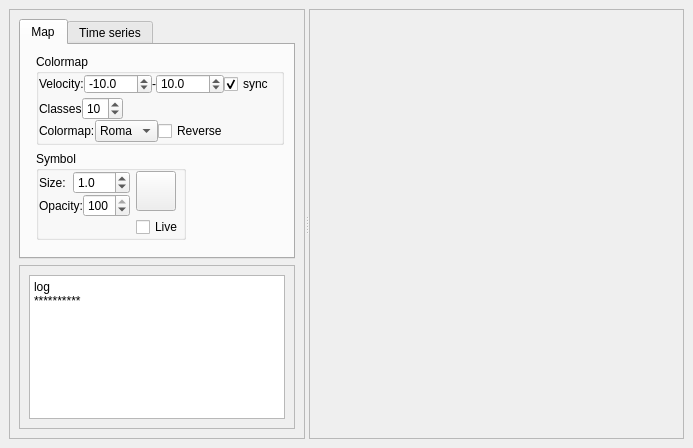
Qt form insar_explorer_dockwidget_base.ui (luhipi/insar-explorer) before a commit.
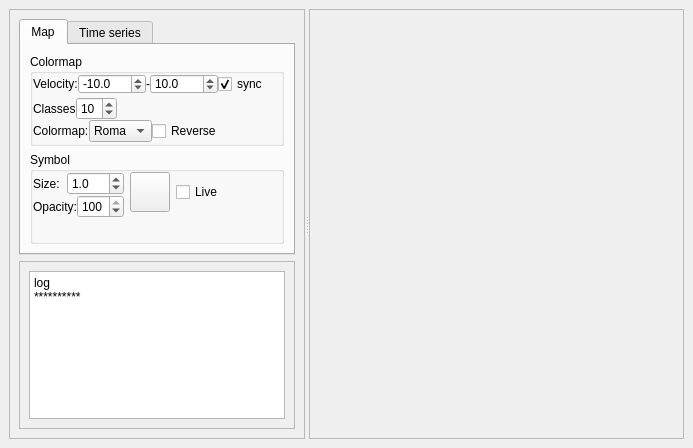
The same form after that commit. Icons and pictures are not drawn.

Commit message: rearrange ui items. Change tooltip for apply symbology.

Patch:
```diff
--- a/insar_explorer_dockwidget_base.ui
+++ b/insar_explorer_dockwidget_base.ui
@@ -85,157 +85,8 @@
                <attribute name="title">
                 <string>Map</string>
                </attribute>
-               <layout class="QFormLayout" name="formLayout_2">
-                <item row="0" column="1">
-                 <layout class="QFormLayout" name="formLayout_4">
-                  <property name="labelAlignment">
-                   <set>Qt::AlignLeading|Qt::AlignLeft|Qt::AlignTop</set>
-                  </property>
-                  <item row="1" column="0">
-                   <widget class="QGroupBox" name="groupBox_2">
-                    <property name="sizePolicy">
-                     <sizepolicy hsizetype="Preferred" vsizetype="Preferred">
-                      <horstretch>0</horstretch>
-                      <verstretch>0</verstretch>
-                     </sizepolicy>
-                    </property>
-                    <property name="title">
-                     <string>Symbol</string>
-                    </property>
-                    <layout class="QFormLayout" name="formLayout">
-                     <property name="leftMargin">
-                      <number>0</number>
-                     </property>
-                     <property name="topMargin">
-                      <number>0</number>
-                     </property>
-                     <property name="rightMargin">
-                      <number>0</number>
-                     </property>
-                     <property name="bottomMargin">
-                      <number>0</number>
-                     </property>
+               <layout class="QGridLayout" name="gridLayout_4">
                      <item row="0" column="0">
-                      <layout class="QVBoxLayout" name="verticalLayout_2">
-                       <property name="spacing">
-                        <number>0</number>
-                       </property>
-                       <item>
-                        <layout class="QHBoxLayout" name="horizontalLayout_4">
-                         <item>
-                          <widget class="QLabel" name="label_3">
-                           <property name="text">
-                            <string>Size:</string>
-                           </property>
-                          </widget>
-                         </item>
-                         <item>
-                          <widget class="QDoubleSpinBox" name="sb_symbol_size">
-                           <property name="sizePolicy">
-                            <sizepolicy hsizetype="Preferred" vsizetype="Fixed">
-                             <horstretch>0</horstretch>
-                             <verstretch>0</verstretch>
-                            </sizepolicy>
-                           </property>
-                           <property name="decimals">
-                            <number>1</number>
-                           </property>
-                           <property name="singleStep">
-                            <double>0.100000000000000</double>
-                           </property>
-                           <property name="value">
-                            <double>1.000000000000000</double>
-                           </property>
-                          </widget>
-                         </item>
-                        </layout>
-                       </item>
-                       <item>
-                        <layout class="QHBoxLayout" name="horizontalLayout_3">
-                         <item>
-                          <widget class="QLabel" name="label_4">
-                           <property name="text">
-                            <string>Opacity:</string>
-                           </property>
-                          </widget>
-                         </item>
-                         <item>
-                          <widget class="QSpinBox" name="sb_symbol_opacity">
-                           <property name="sizePolicy">
-                            <sizepolicy hsizetype="Preferred" vsizetype="Fixed">
-                             <horstretch>0</horstretch>
-                             <verstretch>0</verstretch>
-                            </sizepolicy>
-                           </property>
-                           <property name="maximum">
-                            <number>100</number>
-                           </property>
-                           <property name="singleStep">
-                            <number>10</number>
-                           </property>
-                           <property name="value">
-                            <number>100</number>
-                           </property>
-                          </widget>
-                         </item>
-                        </layout>
-                       </item>
-                      </layout>
-                     </item>
-                     <item row="0" column="1">
-                      <layout class="QVBoxLayout" name="verticalLayout_5">
-                       <item>
-                        <widget class="QPushButton" name="pb_symbology">
-                         <property name="sizePolicy">
-                          <sizepolicy hsizetype="Fixed" vsizetype="Fixed">
-                           <horstretch>0</horstretch>
-                           <verstretch>0</verstretch>
-                          </sizepolicy>
-                         </property>
-                         <property name="minimumSize">
-                          <size>
-                           <width>40</width>
-                           <height>40</height>
-                          </size>
-                         </property>
-                         <property name="toolTip">
-                          <string>Reset Reference Point</string>
-                         </property>
-                         <property name="text">
-                          <string/>
-                         </property>
-                         <property name="icon">
-                          <iconset>
-                           <normaloff>:/icons/icons/symbology.png</normaloff>:/icons/icons/symbology.png</iconset>
-                         </property>
-                         <property name="iconSize">
-                          <size>
-                           <width>20</width>
-                           <height>20</height>
-                          </size>
-                         </property>
-                        </widget>
-                       </item>
-                       <item>
-                        <widget class="QCheckBox" name="cb_symbology_live">
-                         <property name="text">
-                          <string>Live</string>
-                         </property>
-                        </widget>
-                       </item>
-                      </layout>
-                     </item>
-                    </layout>
-                   </widget>
-                  </item>
-                  <item row="2" column="0">
-                   <layout class="QHBoxLayout" name="horizontalLayout_2">
-                    <property name="spacing">
-                     <number>0</number>
-                    </property>
-                   </layout>
-                  </item>
-                  <item row="0" column="0" colspan="2">
                    <widget class="QGroupBox" name="groupBox">
                     <property name="sizePolicy">
                      <sizepolicy hsizetype="Preferred" vsizetype="Preferred">
@@ -416,7 +267,142 @@
                     </layout>
                    </widget>
                   </item>
-                 </layout>
+                <item row="1" column="0">
+                 <widget class="QGroupBox" name="groupBox_2">
+                  <property name="sizePolicy">
+                   <sizepolicy hsizetype="Preferred" vsizetype="Preferred">
+                    <horstretch>0</horstretch>
+                    <verstretch>0</verstretch>
+                   </sizepolicy>
+                  </property>
+                  <property name="title">
+                   <string>Symbol</string>
+                  </property>
+                  <layout class="QFormLayout" name="formLayout">
+                   <property name="leftMargin">
+                    <number>0</number>
+                   </property>
+                   <property name="topMargin">
+                    <number>0</number>
+                   </property>
+                   <property name="rightMargin">
+                    <number>0</number>
+                   </property>
+                   <property name="bottomMargin">
+                    <number>0</number>
+                   </property>
+                   <item row="0" column="0">
+                    <layout class="QVBoxLayout" name="verticalLayout_2">
+                     <property name="spacing">
+                      <number>0</number>
+                     </property>
+                     <item>
+                      <layout class="QHBoxLayout" name="horizontalLayout_4">
+                       <item>
+                        <widget class="QLabel" name="label_3">
+                         <property name="text">
+                          <string>Size:</string>
+                         </property>
+                        </widget>
+                       </item>
+                       <item>
+                        <widget class="QDoubleSpinBox" name="sb_symbol_size">
+                         <property name="sizePolicy">
+                          <sizepolicy hsizetype="Preferred" vsizetype="Fixed">
+                           <horstretch>0</horstretch>
+                           <verstretch>0</verstretch>
+                          </sizepolicy>
+                         </property>
+                         <property name="decimals">
+                          <number>1</number>
+                         </property>
+                         <property name="singleStep">
+                          <double>0.100000000000000</double>
+                         </property>
+                         <property name="value">
+                          <double>1.000000000000000</double>
+                         </property>
+                        </widget>
+                       </item>
+                      </layout>
+                     </item>
+                     <item>
+                      <layout class="QHBoxLayout" name="horizontalLayout_3">
+                       <item>
+                        <widget class="QLabel" name="label_4">
+                         <property name="text">
+                          <string>Opacity:</string>
+                         </property>
+                        </widget>
+                       </item>
+                       <item>
+                        <widget class="QSpinBox" name="sb_symbol_opacity">
+                         <property name="sizePolicy">
+                          <sizepolicy hsizetype="Preferred" vsizetype="Fixed">
+                           <horstretch>0</horstretch>
+                           <verstretch>0</verstretch>
+                          </sizepolicy>
+                         </property>
+                         <property name="maximum">
+                          <number>100</number>
+                         </property>
+                         <property name="singleStep">
+                          <number>10</number>
+                         </property>
+                         <property name="value">
+                          <number>100</number>
+                         </property>
+                        </widget>
+                       </item>
+                      </layout>
+                     </item>
+                    </layout>
+                   </item>
+                   <item row="0" column="1">
+                    <layout class="QHBoxLayout" name="horizontalLayout_6">
+                     <item>
+                      <widget class="QPushButton" name="pb_symbology">
+                       <property name="sizePolicy">
+                        <sizepolicy hsizetype="Fixed" vsizetype="Fixed">
+                         <horstretch>0</horstretch>
+                         <verstretch>0</verstretch>
+                        </sizepolicy>
+                       </property>
+                       <property name="minimumSize">
+                        <size>
+                         <width>40</width>
+                         <height>40</height>
+                        </size>
+                       </property>
+                       <property name="toolTip">
+                        <string>Apply symbology</string>
+                       </property>
+                       <property name="text">
+                        <string/>
+                       </property>
+                       <property name="icon">
+                        <iconset>
+                         <normaloff>:/icons/icons/symbology.png</normaloff>:/icons/icons/symbology.png</iconset>
+                       </property>
+                       <property name="iconSize">
+                        <size>
+                         <width>20</width>
+                         <height>20</height>
+                        </size>
+                       </property>
+                      </widget>
+                     </item>
+                     <item>
+                      <widget class="QCheckBox" name="cb_symbology_live">
+                       <property name="text">
+                        <string>Live</string>
+                       </property>
+                      </widget>
+                     </item>
+                    </layout>
+                   </item>
+                  </layout>
+                 </widget>
                 </item>
                </layout>
               </widget>
```
Lines whose indentation alone changed are shown as unchanged.
